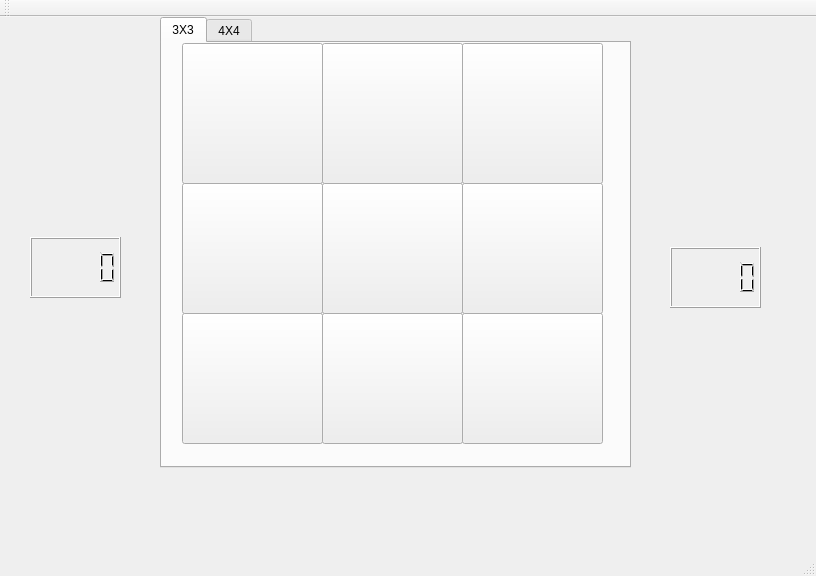
Old version of the form TicTacToe/tictactoe.ui in the repository ukmerry/PI0C-Final-Project.
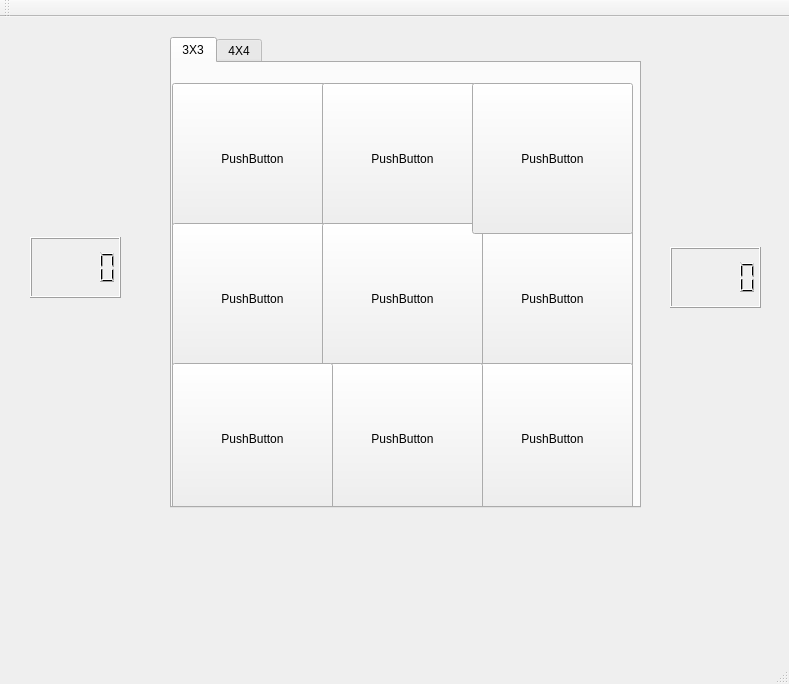
New version of the form.

```diff
--- a/TicTacToe/tictactoe.ui
+++ b/TicTacToe/tictactoe.ui
@@ -6,8 +6,8 @@
    <rect>
     <x>0</x>
     <y>0</y>
-    <width>816</width>
-    <height>576</height>
+    <width>789</width>
+    <height>684</height>
    </rect>
   </property>
   <property name="windowTitle">
@@ -17,10 +17,10 @@
    <widget class="QTabWidget" name="tabWidget">
     <property name="geometry">
      <rect>
-      <x>160</x>
-      <y>0</y>
+      <x>170</x>
+      <y>20</y>
       <width>471</width>
-      <height>451</height>
+      <height>471</height>
      </rect>
     </property>
     <property name="currentIndex">
@@ -30,121 +30,121 @@
      <attribute name="title">
       <string>3X3</string>
      </attribute>
-     <widget class="QToolButton" name="toolButton_31">
+     <widget class="QPushButton" name="pushButton_1">
       <property name="geometry">
        <rect>
-        <x>20</x>
-        <y>270</y>
-        <width>141</width>
-        <height>131</height>
+        <x>0</x>
+        <y>20</y>
+        <width>161</width>
+        <height>151</height>
        </rect>
       </property>
       <property name="text">
-       <string/>
+       <string>PushButton</string>
       </property>
      </widget>
-     <widget class="QToolButton" name="toolButton_33">
+     <widget class="QPushButton" name="pushButton_2">
       <property name="geometry">
        <rect>
-        <x>300</x>
-        <y>270</y>
-        <width>141</width>
-        <height>131</height>
+        <x>150</x>
+        <y>20</y>
+        <width>161</width>
+        <height>151</height>
        </rect>
       </property>
       <property name="text">
-       <string/>
+       <string>PushButton</string>
       </property>
      </widget>
-     <widget class="QToolButton" name="toolButton_32">
+     <widget class="QPushButton" name="pushButton_4">
       <property name="geometry">
        <rect>
-        <x>160</x>
-        <y>270</y>
-        <width>141</width>
-        <height>131</height>
+        <x>0</x>
+        <y>160</y>
+        <width>161</width>
+        <height>151</height>
        </rect>
       </property>
       <property name="text">
-       <string/>
+       <string>PushButton</string>
       </property>
      </widget>
-     <widget class="QToolButton" name="toolButton_13">
+     <widget class="QPushButton" name="pushButton_6">
       <property name="geometry">
        <rect>
         <x>300</x>
-        <y>0</y>
-        <width>141</width>
-        <height>141</height>
+        <y>160</y>
+        <width>161</width>
+        <height>151</height>
        </rect>
       </property>
       <property name="text">
-       <string/>
+       <string>PushButton</string>
       </property>
      </widget>
-     <widget class="QToolButton" name="toolButton_23">
+     <widget class="QPushButton" name="pushButton_5">
       <property name="geometry">
        <rect>
-        <x>300</x>
-        <y>140</y>
-        <width>141</width>
-        <height>131</height>
+        <x>150</x>
+        <y>160</y>
+        <width>161</width>
+        <height>151</height>
        </rect>
       </property>
       <property name="text">
-       <string/>
+       <string>PushButton</string>
       </property>
      </widget>
-     <widget class="QToolButton" name="toolButton_21">
+     <widget class="QPushButton" name="pushButton_3">
       <property name="geometry">
        <rect>
-        <x>20</x>
-        <y>140</y>
-        <width>141</width>
-        <height>131</height>
+        <x>300</x>
+        <y>20</y>
+        <width>161</width>
+        <height>151</height>
        </rect>
       </property>
       <property name="text">
-       <string/>
+       <string>PushButton</string>
       </property>
      </widget>
-     <widget class="QToolButton" name="toolButton_11">
+     <widget class="QPushButton" name="pushButton_9">
       <property name="geometry">
        <rect>
-        <x>20</x>
-        <y>0</y>
-        <width>141</width>
-        <height>141</height>
+        <x>300</x>
+        <y>300</y>
+        <width>161</width>
+        <height>151</height>
        </rect>
       </property>
       <property name="text">
-       <string/>
+       <string>PushButton</string>
       </property>
      </widget>
-     <widget class="QToolButton" name="toolButton_12">
+     <widget class="QPushButton" name="pushButton_8">
       <property name="geometry">
        <rect>
-        <x>160</x>
-        <y>0</y>
-        <width>141</width>
-        <height>141</height>
+        <x>150</x>
+        <y>300</y>
+        <width>161</width>
+        <height>151</height>
        </rect>
       </property>
       <property name="text">
-       <string/>
+       <string>PushButton</string>
       </property>
      </widget>
-     <widget class="QToolButton" name="toolButton_22">
+     <widget class="QPushButton" name="pushButton_7">
       <property name="geometry">
        <rect>
-        <x>160</x>
-        <y>140</y>
-        <width>141</width>
-        <height>131</height>
+        <x>0</x>
+        <y>300</y>
+        <width>161</width>
+        <height>151</height>
        </rect>
       </property>
       <property name="text">
-       <string/>
+       <string>PushButton</string>
       </property>
      </widget>
     </widget>
@@ -177,8 +177,8 @@
    <widget class="QLabel" name="label">
     <property name="geometry">
      <rect>
-      <x>270</x>
-      <y>450</y>
+      <x>260</x>
+      <y>510</y>
       <width>261</width>
       <height>71</height>
      </rect>
```
Left out of the diff: 2 changed lines with no effect on the pictures.
